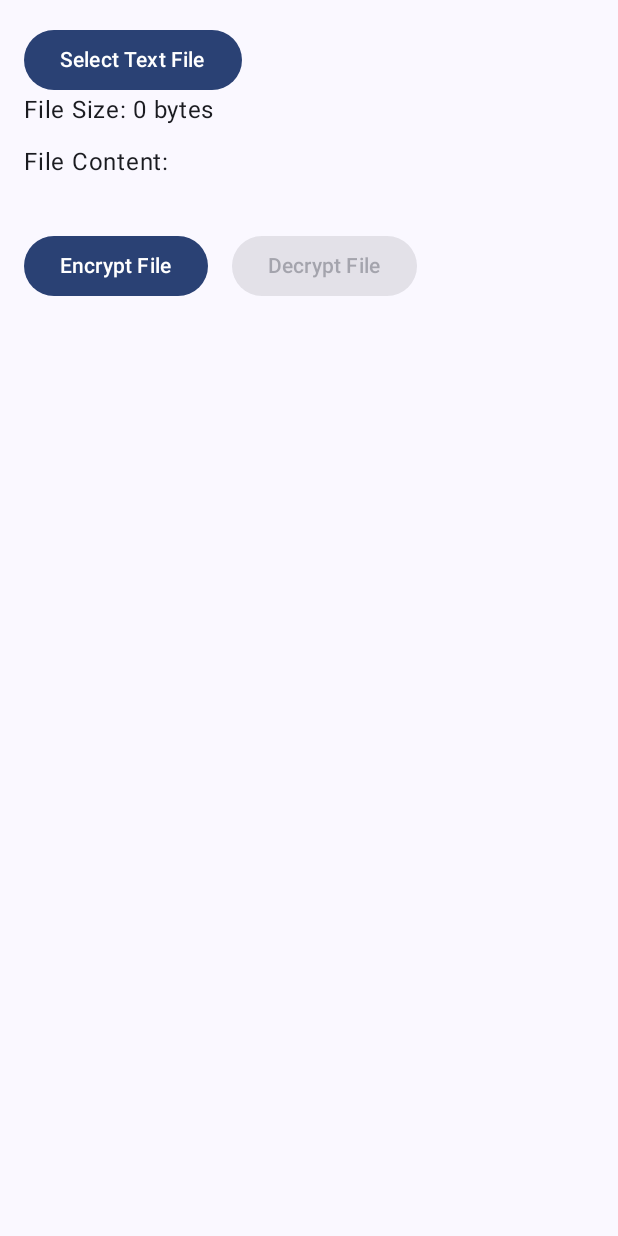
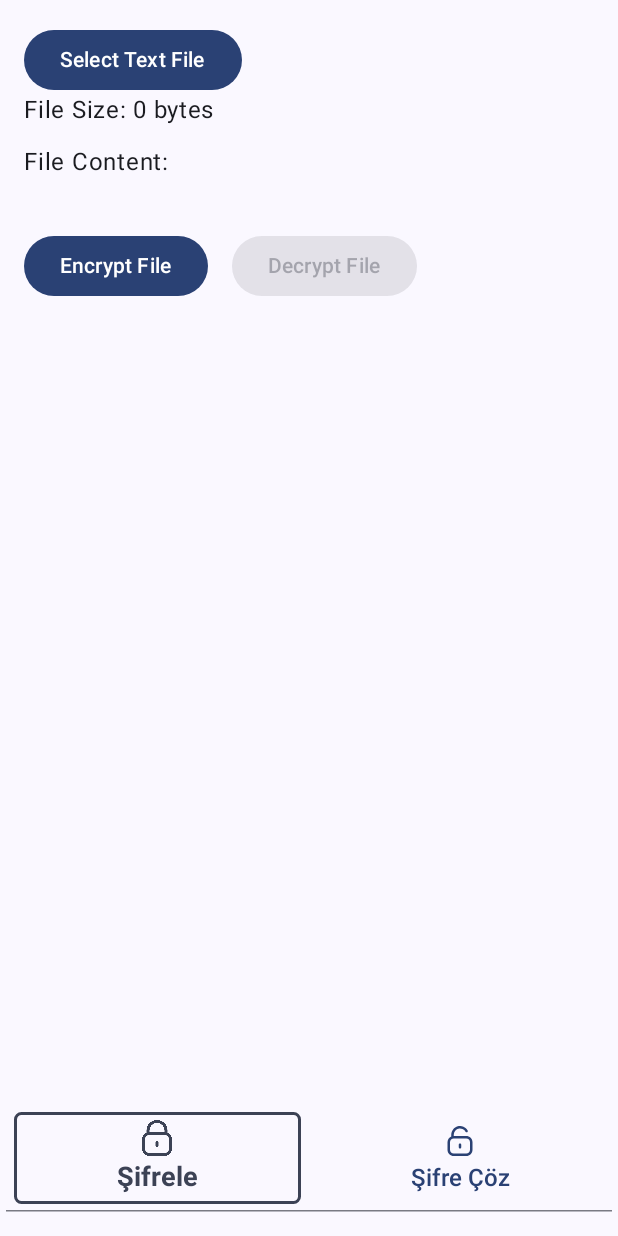
Before and after one commit to EyyupHikmet/Dencryptor, an Android app built with Jetpack Compose: the screen it shows after launch (MainActivity), on a phone screen of 412 x 824 dp. Run offline under Robolectric (Android 15) with nearby library versions, the phone set to English and light mode, and no system bars; our stand-ins replace Dagger/Hilt's generated code.

Commit message:
added OperationSelectionBar

```diff
--- a/app/src/main/java/com/rdiykru/dencryptor/MainActivity.kt
+++ b/app/src/main/java/com/rdiykru/dencryptor/MainActivity.kt
@@ -9,30 +9,13 @@ import androidx.activity.compose.setContent
 import androidx.activity.enableEdgeToEdge
 import androidx.activity.result.ActivityResult
 import androidx.activity.result.contract.ActivityResultContracts
-import androidx.compose.foundation.layout.Arrangement
-import androidx.compose.foundation.layout.Column
-import androidx.compose.foundation.layout.Spacer
-import androidx.compose.foundation.layout.fillMaxSize
-import androidx.compose.foundation.layout.height
-import androidx.compose.foundation.layout.padding
-import androidx.compose.material3.Button
-import androidx.compose.material3.MaterialTheme
-import androidx.compose.material3.Scaffold
-import androidx.compose.material3.Text
-import androidx.compose.runtime.Composable
 import androidx.compose.runtime.mutableStateOf
-import androidx.compose.ui.Modifier
-import androidx.compose.ui.unit.dp
+import com.rdiykru.dencryptor.core.encryption.rsa.RSA
+import com.rdiykru.dencryptor.presentation.HomeScreen
 import com.rdiykru.dencryptor.ui.theme.DencryptorTheme
 import dagger.hilt.android.AndroidEntryPoint
-import com.rdiykru.dencryptor.core.encryption.rsa.RSA
 import java.math.BigInteger
 import javax.inject.Inject
-
-import androidx.compose.foundation.layout.*
-import androidx.compose.foundation.rememberScrollState
-import androidx.compose.foundation.verticalScroll
-import androidx.compose.ui.text.style.TextOverflow
 
 @AndroidEntryPoint
 class MainActivity : ComponentActivity() {
@@ -56,97 +39,16 @@ class MainActivity : ComponentActivity() {
 
 		setContent {
 			DencryptorTheme {
-                Scaffold(
-                    modifier = Modifier.fillMaxSize()
-                ) { paddingValues ->
-                    Column(
-                        modifier = Modifier
-                            .fillMaxSize()
-                            .padding(paddingValues)
-                            .padding(16.dp)
-                            .verticalScroll(rememberScrollState())
-                    ) {
-                        Button(onClick = { openFilePicker() }) {
-                            Text("Select Text File")
-                        }
-
-                        FileContentDisplay(
-                            content = fileContent.value,
-                            fileSize = fileSize.value
+				HomeScreen(
+					openFilePicker = { openFilePicker() },
+					fileContent = fileContent.value,
+					fileSize = fileSize.value,
+					encryptedContent = encryptedContent.value,
+					decryptedContent = decryptedContent.value,
+					keyPairDisplay = keyPairDisplay.value,
+					onEncryptClicked = { },
+					onDecryptClicked = { }
 				)
-
-                        Row(
-                            horizontalArrangement = Arrangement.spacedBy(16.dp),
-                            modifier = Modifier.padding(top = 16.dp)
-                        ) {
-                            Button(onClick = { encryptFileContent() }) {
-                                Text("Encrypt File")
-                            }
-
-                            Button(
-                                onClick = { decryptFileContent() },
-                                enabled = encryptedContent.value.isNotEmpty()
-                            ) {
-                                Text("Decrypt File")
-                            }
-                        }
-
-                        if (encryptedContent.value.isNotEmpty() && keyPairDisplay.value.isNotEmpty()) {
-                            Row(
-                                modifier = Modifier
-                                    .fillMaxSize()
-                                    .padding(top = 16.dp),
-                                horizontalArrangement = Arrangement.spacedBy(16.dp)
-                            ) {
-                                Column(
-                                    modifier = Modifier
-                                        .weight(1f)
-                                        .padding(8.dp)
-                                ) {
-                                    Text("Key Pair:", style = MaterialTheme.typography.bodyLarge)
-                                    Text(
-                                        text = keyPairDisplay.value,
-                                        style = MaterialTheme.typography.bodyMedium,
-                                        overflow = TextOverflow.Ellipsis
-                                    )
-                                }
-
-                                Column(
-                                    modifier = Modifier
-                                        .weight(1f)
-                                        .padding(8.dp)
-                                ) {
-                                    Text(
-                                        "Encrypted Content:",
-                                        style = MaterialTheme.typography.bodyLarge
-                                    )
-                                    Text(
-                                        text = encryptedContent.value,
-                                        style = MaterialTheme.typography.bodyMedium,
-                                        overflow = TextOverflow.Ellipsis
-                                    )
-                                }
-                            }
-
-                            if (decryptedContent.value.isNotEmpty()) {
-                                Column(
-                                    modifier = Modifier.padding(top = 8.dp)
-                                ) {
-                                    Text(
-                                        text = "Decrypted Content:",
-                                        style = MaterialTheme.typography.bodyLarge
-                                    )
-                                    Text(
-                                        text = decryptedContent.value,
-                                        style = MaterialTheme.typography.bodyMedium,
-                                        overflow = TextOverflow.Ellipsis
-                                    )
-                                }
-                            }
-                        }
-                    }
-
-                }
 			}
 		}
 	}
@@ -202,27 +104,7 @@ class MainActivity : ComponentActivity() {
 		val privateKey = rsaKeyPair.privateKey
 		val encryptedMessage = BigInteger(encryptedContent.value, 16)
 
-        // Decrypt the encrypted content
 		val decryptedMessage = RSA.decrypt(encryptedMessage, privateKey)
 		decryptedContent.value = String(decryptedMessage.toByteArray())
 	}
 }
-
-@Composable
-fun FileContentDisplay(content: String, fileSize: Long, modifier: Modifier = Modifier) {
-    Column(modifier = modifier) {
-        Text(
-            text = "File Size: $fileSize bytes",
-            style = MaterialTheme.typography.bodyLarge
-        )
-        Spacer(modifier = Modifier.height(16.dp))
-        Text(
-            text = "File Content:",
-            style = MaterialTheme.typography.bodyLarge
-        )
-        Text(
-            text = content,
-            style = MaterialTheme.typography.bodyMedium
-        )
-    }
-}
--- /dev/null
+++ b/app/src/main/java/com/rdiykru/dencryptor/presentation/HomeScreen.kt
@@ -0,0 +1,146 @@
+package com.rdiykru.dencryptor.presentation
+
+import androidx.compose.foundation.layout.Arrangement
+import androidx.compose.foundation.layout.Column
+import androidx.compose.foundation.layout.Row
+import androidx.compose.foundation.layout.fillMaxSize
+import androidx.compose.foundation.layout.padding
+import androidx.compose.foundation.rememberScrollState
+import androidx.compose.foundation.verticalScroll
+import androidx.compose.material3.Button
+import androidx.compose.material3.MaterialTheme
+import androidx.compose.material3.Scaffold
+import androidx.compose.material3.Text
+import androidx.compose.runtime.Composable
+import androidx.compose.ui.Modifier
+import androidx.compose.ui.text.style.TextOverflow
+import androidx.compose.ui.tooling.preview.Preview
+import androidx.compose.ui.unit.dp
+import com.rdiykru.dencryptor.ui.components.FileContentDisplay
+import com.rdiykru.dencryptor.ui.components.OperationSelectionBar
+
+@Composable
+fun HomeScreen(
+	openFilePicker: () -> Unit,
+	fileContent: String,
+	fileSize: Long,
+	encryptedContent: String,
+	decryptedContent: String,
+	keyPairDisplay: String,
+	onEncryptClicked: () -> Unit,
+	onDecryptClicked: () -> Unit
+) {
+	Scaffold(
+		modifier = Modifier.fillMaxSize(),
+		content = { paddingValues ->
+			Column(
+				modifier = Modifier
+					.fillMaxSize()
+					.padding(paddingValues)
+					.padding(16.dp)
+					.verticalScroll(rememberScrollState())
+			) {
+				Button(onClick = { openFilePicker() }) {
+					Text("Select Text File")
+				}
+
+				FileContentDisplay(
+					content = fileContent,
+					fileSize = fileSize
+				)
+
+				Row(
+					horizontalArrangement = Arrangement.spacedBy(16.dp),
+					modifier = Modifier.padding(top = 16.dp)
+				) {
+					Button(onClick = { onEncryptClicked() }) {
+						Text("Encrypt File")
+					}
+
+					Button(
+						onClick = { onDecryptClicked() },
+						enabled = encryptedContent.isNotEmpty()
+					) {
+						Text("Decrypt File")
+					}
+				}
+
+				if (encryptedContent.isNotEmpty() && keyPairDisplay.isNotEmpty()) {
+					Row(
+						modifier = Modifier
+							.fillMaxSize()
+							.padding(top = 16.dp),
+						horizontalArrangement = Arrangement.spacedBy(16.dp)
+					) {
+						Column(
+							modifier = Modifier
+								.weight(1f)
+								.padding(8.dp)
+						) {
+							Text("Key Pair:", style = MaterialTheme.typography.bodyLarge)
+							Text(
+								text = keyPairDisplay,
+								style = MaterialTheme.typography.bodyMedium,
+								overflow = TextOverflow.Ellipsis
+							)
+						}
+
+						Column(
+							modifier = Modifier
+								.weight(1f)
+								.padding(8.dp)
+						) {
+							Text(
+								"Encrypted Content:",
+								style = MaterialTheme.typography.bodyLarge
+							)
+							Text(
+								text = encryptedContent,
+								style = MaterialTheme.typography.bodyMedium,
+								overflow = TextOverflow.Ellipsis
+							)
+						}
+					}
+
+					if (decryptedContent.isNotEmpty()) {
+						Column(
+							modifier = Modifier.padding(top = 8.dp)
+						) {
+							Text(
+								text = "Decrypted Content:",
+								style = MaterialTheme.typography.bodyLarge
+							)
+							Text(
+								text = decryptedContent,
+								style = MaterialTheme.typography.bodyMedium,
+								overflow = TextOverflow.Ellipsis
+							)
+						}
+					}
+				}
+			}
+		},
+		bottomBar = {
+			OperationSelectionBar(
+				onEncryptClicked = onEncryptClicked,
+				onDecryptClicked = onDecryptClicked
+			)
+		}
+	)
+}
+
+
+@Preview(showBackground = true)
+@Composable
+fun HomeScreenPreview() {
+	HomeScreen(
+		openFilePicker = {},
+		fileContent = "This is a sample text file content for preview.",
+		fileSize = 1024L,
+		encryptedContent = "SampleEncryptedContent123",
+		decryptedContent = "SampleDecryptedContent123",
+		keyPairDisplay = "SampleKeyPair123",
+		onEncryptClicked = {},
+		onDecryptClicked = {}
+	)
+}
--- /dev/null
+++ b/app/src/main/java/com/rdiykru/dencryptor/ui/components/OperationSelectBar.kt
@@ -0,0 +1,115 @@
+package com.rdiykru.dencryptor.ui.components
+
+import androidx.compose.foundation.BorderStroke
+import androidx.compose.foundation.border
+import androidx.compose.foundation.layout.Box
+import androidx.compose.foundation.layout.fillMaxSize
+import androidx.compose.foundation.layout.fillMaxWidth
+import androidx.compose.foundation.layout.padding
+import androidx.compose.foundation.layout.size
+import androidx.compose.foundation.shape.RoundedCornerShape
+import androidx.compose.material3.ExperimentalMaterial3Api
+import androidx.compose.material3.Icon
+import androidx.compose.material3.MaterialTheme
+import androidx.compose.material3.SecondaryTabRow
+import androidx.compose.material3.Tab
+import androidx.compose.material3.Text
+import androidx.compose.runtime.Composable
+import androidx.compose.runtime.getValue
+import androidx.compose.runtime.mutableIntStateOf
+import androidx.compose.runtime.remember
+import androidx.compose.runtime.rememberCoroutineScope
+import androidx.compose.runtime.setValue
+import androidx.compose.ui.Modifier
+import androidx.compose.ui.graphics.Color
+import androidx.compose.ui.res.painterResource
+import androidx.compose.ui.text.font.FontWeight
+import androidx.compose.ui.tooling.preview.Preview
+import androidx.compose.ui.unit.dp
+import androidx.compose.ui.unit.sp
+import com.rdiykru.dencryptor.R
+import kotlinx.coroutines.launch
+
+@OptIn(ExperimentalMaterial3Api::class)
+@Composable
+fun OperationSelectionBar(
+	onEncryptClicked: () -> Unit,
+	onDecryptClicked: () -> Unit
+) {
+	val tabTitles = listOf("Şifrele", "Şifre Çöz")
+	var selectedTab by remember { mutableIntStateOf(0) }
+	val coroutineScope = rememberCoroutineScope()
+
+	SecondaryTabRow(
+		selectedTabIndex = selectedTab,
+		indicator = {
+			FancyIndicator(
+				MaterialTheme.colorScheme.secondary,
+				Modifier.tabIndicatorOffset(selectedTab)
+			)
+		},
+		modifier = Modifier
+			.padding(vertical = 16.dp, horizontal = 4.dp)
+			.fillMaxWidth()
+	) {
+		tabTitles.forEachIndexed { index, title ->
+			val isSelected = selectedTab == index
+			val color =
+				if (isSelected) MaterialTheme.colorScheme.secondary else MaterialTheme.colorScheme.primary
+			val icon = if (index == 0) R.drawable.locked else R.drawable.unlocked
+			val fontWeight = if (isSelected) FontWeight.Bold else FontWeight.SemiBold
+
+			Tab(
+				selected = isSelected,
+				onClick = {
+					coroutineScope.launch {
+						selectedTab = index
+						if (index == 0) {
+							onEncryptClicked()
+						} else {
+							onDecryptClicked()
+						}
+					}
+				},
+				text = {
+					Text(
+						color = color,
+						fontWeight = fontWeight,
+						text = title,
+						style = androidx.compose.ui.text.TextStyle(
+							fontSize = if (isSelected) 18.sp else 16.sp
+						)
+					)
+				},
+				icon = {
+					Icon(
+						tint = color,
+						painter = painterResource(id = icon),
+						contentDescription = title,
+						modifier = Modifier
+							.size(if (isSelected) 24.dp else 20.dp)
+					)
+				}
+			)
+		}
+	}
+}
+
+@Composable
+fun FancyIndicator(color: Color, modifier: Modifier = Modifier) {
+	Box(
+		modifier
+			.padding(5.dp)
+			.fillMaxSize()
+			.border(BorderStroke(2.dp, color), RoundedCornerShape(5.dp))
+	)
+}
+
+@Preview(showBackground = true)
+@Composable
+fun OperationSelectionBarPreview() {
+	OperationSelectionBar(
+		onEncryptClicked = { },
+		onDecryptClicked = { }
+	)
+}
--- /dev/null
+++ b/app/src/main/java/com/rdiykru/dencryptor/ui/components/TextBody.kt
@@ -0,0 +1,39 @@
+package com.rdiykru.dencryptor.ui.components
+
+import androidx.compose.foundation.layout.Column
+import androidx.compose.foundation.layout.Spacer
+import androidx.compose.foundation.layout.height
+import androidx.compose.material3.MaterialTheme
+import androidx.compose.material3.Text
+import androidx.compose.runtime.Composable
+import androidx.compose.ui.Modifier
+import androidx.compose.ui.tooling.preview.Preview
+import androidx.compose.ui.unit.dp
+
+@Composable
+fun FileContentDisplay(content: String, fileSize: Long, modifier: Modifier = Modifier) {
+	Column(modifier = modifier) {
+		Text(
+			text = "File Size: $fileSize bytes",
+			style = MaterialTheme.typography.bodyLarge
+		)
+		Spacer(modifier = Modifier.height(16.dp))
+		Text(
+			text = "File Content:",
+			style = MaterialTheme.typography.bodyLarge
+		)
+		Text(
+			text = content,
+			style = MaterialTheme.typography.bodyMedium
+		)
+	}
+}
+
+@Preview(showBackground = true)
+@Composable
+fun FileContentDisplayPreview() {
+	FileContentDisplay(
+		content = "This is a preview of the file content. The file may contain text data.",
+		fileSize = 1024L
+	)
+}
```
Lines whose indentation alone changed are shown as unchanged.
